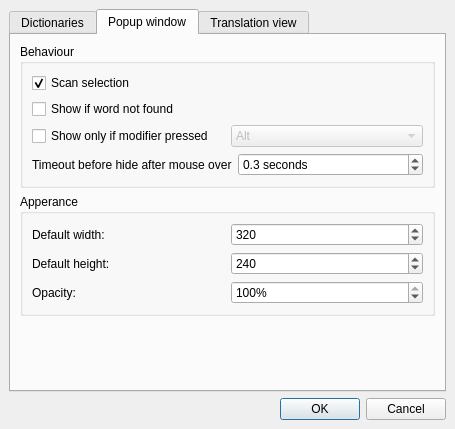
qstardict/qstardict, file ui/settingsdialog.ui: the form before one commit.
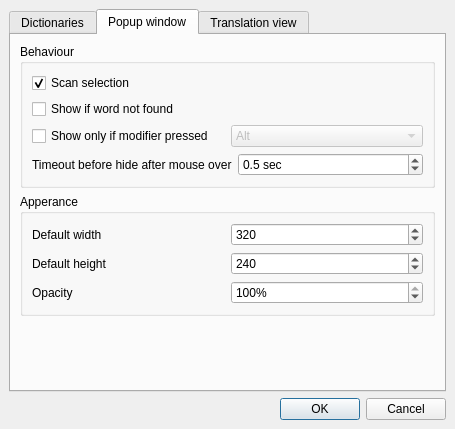
The form after the commit. The open tabs and pages were chosen to show the change. Icons and pictures are not drawn.

```diff
--- a/ui/settingsdialog.ui
+++ b/ui/settingsdialog.ui
@@ -293,7 +293,7 @@
             <item>
              <widget class="QLabel" name="label_3" >
               <property name="text" >
-               <string>Opacity:</string>
+               <string>Opacity</string>
               </property>
              </widget>
             </item>
@@ -329,7 +329,7 @@
             <item>
              <widget class="QLabel" name="label_5" >
               <property name="text" >
-               <string>Default width:</string>
+               <string>Default width</string>
               </property>
              </widget>
             </item>
@@ -359,7 +359,7 @@
             <item>
              <widget class="QLabel" name="label_6" >
               <property name="text" >
-               <string>Default height:</string>
+               <string>Default height</string>
               </property>
              </widget>
             </item>
@@ -424,10 +424,10 @@
             <item>
              <widget class="QDoubleSpinBox" name="timeoutBeforeHideSpin" >
               <property name="specialValueText" >
-               <string>Never</string>
+               <string>Don't hide</string>
               </property>
               <property name="suffix" >
-               <string> seconds</string>
+               <string> sec</string>
               </property>
               <property name="decimals" >
                <number>1</number>
@@ -436,13 +436,13 @@
                <double>10.000000000000000</double>
               </property>
               <property name="minimum" >
-               <double>-0.100000000000000</double>
+               <double>0.000000000000000</double>
               </property>
               <property name="singleStep" >
                <double>0.100000000000000</double>
               </property>
               <property name="value" >
-               <double>0.300000000000000</double>
+               <double>0.500000000000000</double>
               </property>
              </widget>
             </item>
```
